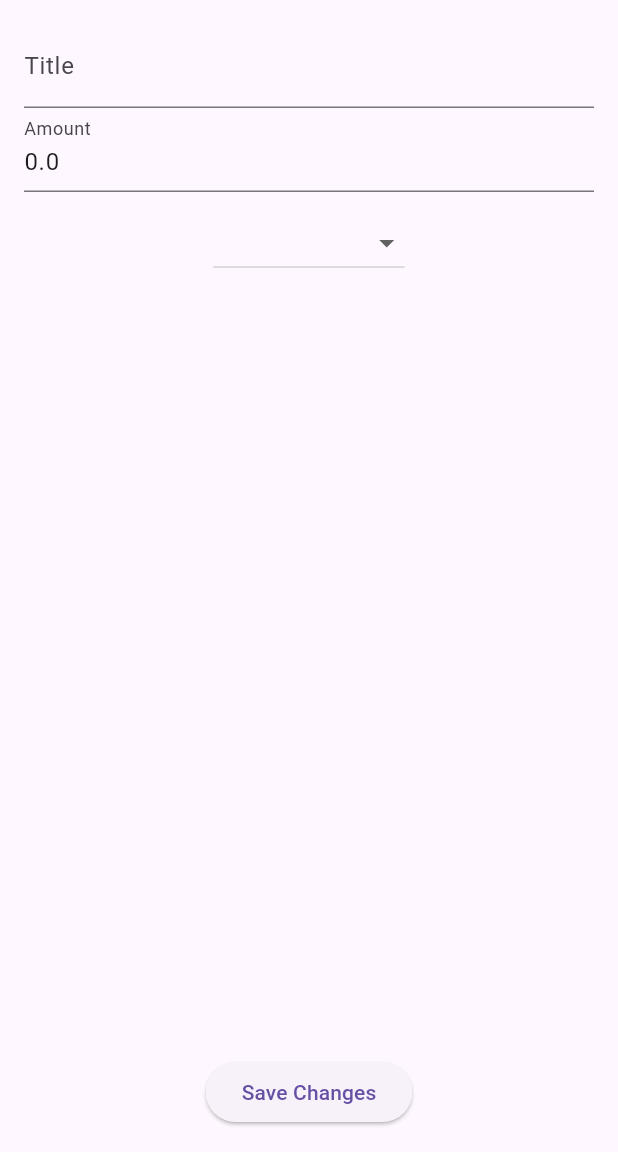
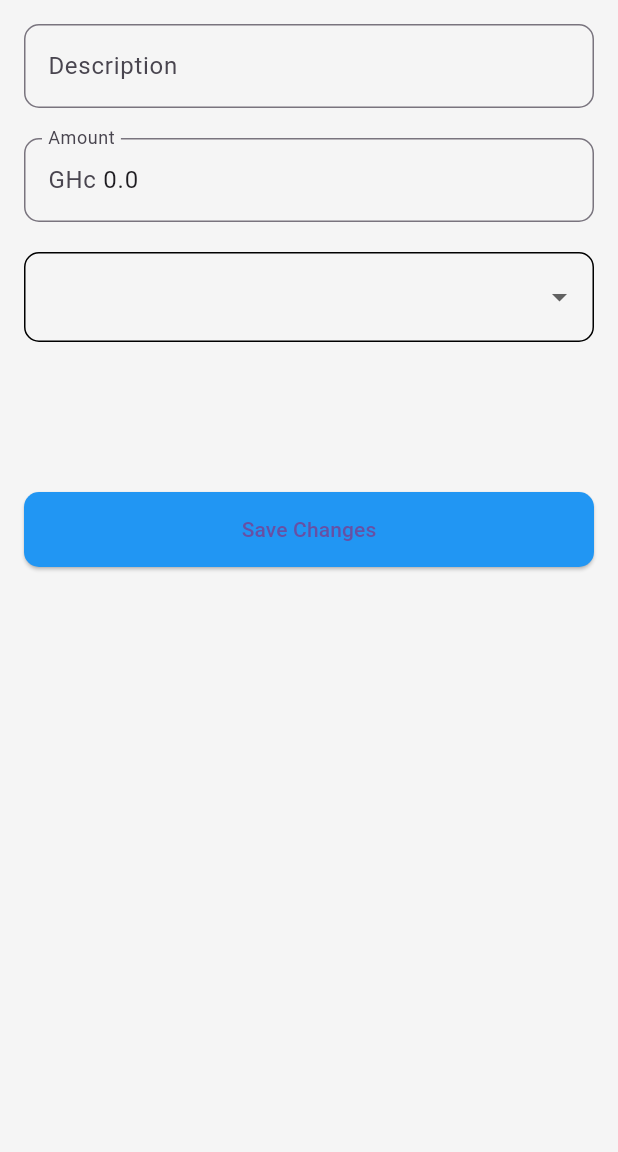
Before and after one commit to Bandoh83/expense_app, a Flutter app: the EditExpenseScreen screen opened directly with empty values, on a phone screen of 412 x 824 dp, the part 84-1236 px from its top. Run offline on Flutter 3.47's test engine with Material 3 defaults, Android fonts, the phone set to English and light mode, and no system bars; our stand-ins replace fl_chart.

Commit message:
UI modification

```diff
--- a/lib/screens/home_screen.dart
+++ b/lib/screens/home_screen.dart
@@ -74,7 +74,7 @@ class _HomeScreenState extends State<HomeScreen> {
     return Scaffold(
       appBar: AppBar(
         toolbarHeight: 0.0,
-        systemOverlayStyle: SystemUiOverlayStyle.dark,
+        systemOverlayStyle: SystemUiOverlayStyle.light,
       ),
       backgroundColor: Colors.white,
       body: Padding(
@@ -131,6 +131,7 @@ class _HomeScreenState extends State<HomeScreen> {
                 );
               }).toList(),
             ),
+            SizedBox(height: 20),
             Expanded(
               child: SingleChildScrollView(
                 child: Column(
@@ -230,7 +231,7 @@ class WalletCard extends StatelessWidget {
                   ),
                 ),
                 Text(
-                  "\$${estimatedBudget.toStringAsFixed(2)}",
+                  "GHc ${estimatedBudget.toStringAsFixed(2)}",
                   style: TextStyle(
                     fontSize: 24,
                     color: Colors.white,
@@ -245,11 +246,11 @@ class WalletCard extends StatelessWidget {
               children: [
                 _buildInfoColumn(
                   title: "Total Expenses",
-                  value: "\$${totalExpenses.toStringAsFixed(2)}",
+                  value: "GHc ${totalExpenses.toStringAsFixed(2)}",
                 ),
                 _buildInfoColumn(
                   title: "Available Balance",
-                  value: "\$${availableBalance.toStringAsFixed(2)}",
+                  value: "GHc ${availableBalance.toStringAsFixed(2)}",
                   valueColor: availableBalance < 0 ? Colors.red : Colors.green,
                 ),
               ],
@@ -308,14 +309,15 @@ class AnalyticsSection extends StatelessWidget {
         'Entertainment': Colors.purple,
         'Bills': Colors.teal,
         'Travel': Colors.grey,
+        'Transport': Colors.orange,
         'Others': Colors.pinkAccent
       };
 
       return PieChartSectionData(
         color: categoryColors[entry.key],
         value: entry.value,
-        title: '${entry.key}: \$${entry.value.toStringAsFixed(2)}',
-        radius: 40,
+        title: entry.key,
+        radius: 90,
       );
     }).toList();
   }
@@ -325,7 +327,7 @@ class AnalyticsSection extends StatelessWidget {
     return Padding(
       padding: const EdgeInsets.all(16.0),
       child: AspectRatio(
-        aspectRatio: 3,
+        aspectRatio: 2,
         child: PieChart(
           PieChartData(
             sections: _getSections(),
--- a/lib/widgets/edit.dart
+++ b/lib/widgets/edit.dart
@@ -1,13 +1,14 @@
 import 'package:expense_app/model/expense.dart';
 import 'package:flutter/material.dart';
-
+import 'package:flutter/services.dart';
 
 class EditExpenseScreen extends StatefulWidget {
   final Expense expense;
   final int index;
   final Function editExpense;
 
-  const EditExpenseScreen({super.key,
+  const EditExpenseScreen({
+    super.key,
     required this.expense,
     required this.index,
     required this.editExpense,
@@ -22,7 +23,14 @@ class _EditExpenseScreenState extends State<EditExpenseScreen> {
   final _amountController = TextEditingController();
   late String _selectedCategory;
 
-  final List<String> _categories = ['Food', 'Entertainment', 'Bills', 'Travel', 'Others'];
+  final List<String> _categories = [
+    'Food',
+    'Entertainment',
+    'Bills',
+    'Travel',
+    'Transport',
+    'Others'
+  ];
 
   @override
   void initState() {
@@ -47,39 +55,84 @@ class _EditExpenseScreenState extends State<EditExpenseScreen> {
   @override
   Widget build(BuildContext context) {
     return Scaffold(
+      backgroundColor: Color(0xFFF5F5F5),
       appBar: AppBar(
         title: Text('Edit Expense'),
       ),
       body: Padding(
         padding: const EdgeInsets.all(16.0),
         child: Column(
+          //  TextFormField(
+          //     controller: _titleController,
+          //     decoration: InputDecoration(
+          //       labelText: 'Description',
+          //       border: OutlineInputBorder(
+          //         borderRadius: BorderRadius.circular(10.0),
+          //       ),
+          //     ),
+          //   ),
+
           children: [
-            TextField(
+            TextFormField(
               controller: _titleController,
-              decoration: InputDecoration(labelText: 'Title'),
+              decoration: InputDecoration(
+                labelText: 'Description',
+                border: OutlineInputBorder(
+                  borderRadius: BorderRadius.circular(10.0),
                 ),
-            TextField(
+              ),
+            ),
+            SizedBox(height: 20),
+            TextFormField(
               controller: _amountController,
-              decoration: InputDecoration(labelText: 'Amount'),
               keyboardType: TextInputType.number,
+              inputFormatters: [
+                FilteringTextInputFormatter.allow(RegExp('[0-9.]')),
+              ],
+              decoration: InputDecoration(
+                labelText: 'Amount',
+                border: OutlineInputBorder(
+                  borderRadius: BorderRadius.circular(10.0),
                 ),
-            SizedBox(height: 10),
-            DropdownButton<String>(
+                prefixText: 'GHc ',
+              ),
+            ),
+            SizedBox(height: 20),
+            Container(
+              padding:
+                  const EdgeInsets.symmetric(horizontal: 10.0, vertical: 5.0),
+              decoration: BoxDecoration(
+                border: Border.all(color: Colors.black, width: 1.0),
+                borderRadius: BorderRadius.circular(10.0),
+              ),
+              child: DropdownButtonHideUnderline(
+                child: DropdownButton<String>(
                   value: _selectedCategory,
+                  isExpanded: true,
                   onChanged: (String? newValue) {
                     setState(() {
                       _selectedCategory = newValue!;
                     });
                   },
-              items: _categories.map<DropdownMenuItem<String>>((String value) {
+                  items:
+                      _categories.map<DropdownMenuItem<String>>((String value) {
                     return DropdownMenuItem<String>(
                       value: value,
                       child: Text(value),
                     );
                   }).toList(),
                 ),
-            Spacer(),
+              ),
+            ),
+            SizedBox(height: 100),
             ElevatedButton(
+              style: ElevatedButton.styleFrom(
+                backgroundColor: Colors.blue,
+                shape: RoundedRectangleBorder(
+                  borderRadius: BorderRadius.circular(10),
+                ),
+                minimumSize: Size(400, 50),
+              ),
               onPressed: _submitEditExpense,
               child: Text('Save Changes'),
             ),
--- a/pubspec.yaml
+++ b/pubspec.yaml
@@ -35,6 +35,7 @@ dependencies:
   # Use with the CupertinoIcons class for iOS style icons.
   cupertino_icons: ^1.0.8
   fl_chart: ^0.70.0
+  intl: ^0.20.1
 
 dev_dependencies:
   flutter_test:
```
Also changed, not shown: lib/screens/add_expense_screen.dart (+28 -28 lines), lib/widgets/expense_list.dart (+16 -8 lines), pubspec.lock. Lines whose indentation alone changed are shown as unchanged.
